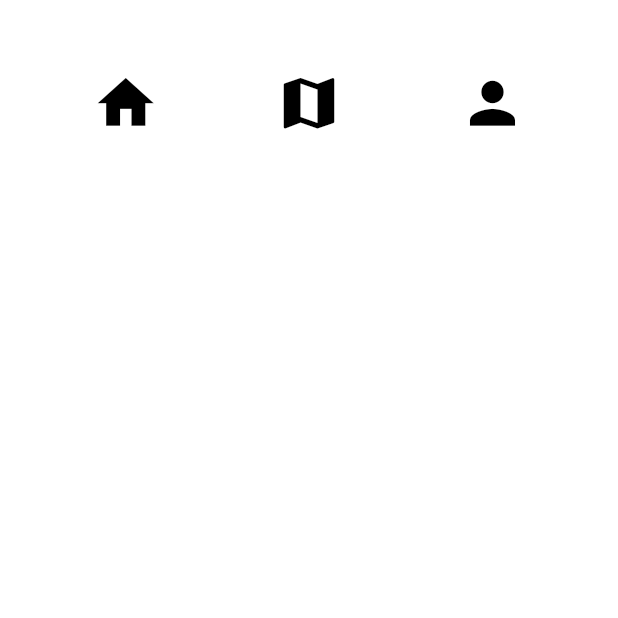
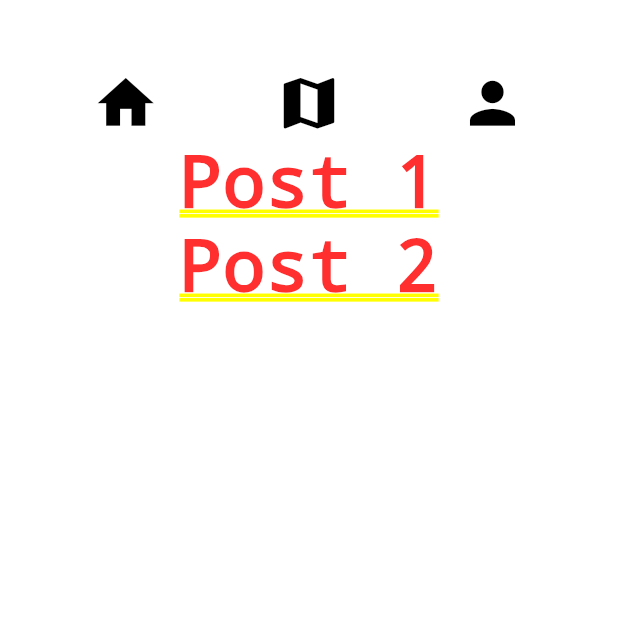
Before and after one commit to Luca-Lucidera/flutter_tutorial, a Flutter app: the screen it shows after launch, on a phone screen of 412 x 824 dp, the top half of it. Run offline on Flutter 3.47's test engine with Material 2 defaults, Android fonts, the phone set to English and light mode, and no system bars.

Commit message:
modificata home page

```diff
--- a/lib/main.dart
+++ b/lib/main.dart
@@ -43,65 +43,37 @@ class _HomePageState extends State<HomePage> {
   Widget build(BuildContext context) {
     return Container(
       color: Colors.white,
-      child: Row(
-        crossAxisAlignment: CrossAxisAlignment.start,
-        mainAxisAlignment: MainAxisAlignment.spaceEvenly,
+      child: Column(
+        mainAxisAlignment: MainAxisAlignment.start,
         children: [
-          //Home button / icons
-          Container(
-            padding: const EdgeInsets.only(top: 45),
-            child: ElevatedButton(
-              onPressed: () {},
-              child: const Icon(
-                Icons.home,
-                color: Colors.black,
-                size: 45.0,
-              ),
-              style: ElevatedButton.styleFrom(
-                primary: Colors.transparent,
-                onPrimary: Colors.transparent,
-                shadowColor: Colors.transparent,
-              ),
-            ),
-          ),
-          //Mappa
-          Container(
-            padding: const EdgeInsets.only(top: 45),
-            child: ElevatedButton(
-              onPressed: () {},
-              child: const Icon(
-                Icons.map,
-                size: 45.0,
-                color: Colors.black,
-              ),
-              style: ElevatedButton.styleFrom(
-                primary: Colors.transparent,
-                onPrimary: Colors.transparent,
-                shadowColor: Colors.transparent,
-              ),
-            ),
-          ),
-          //User
-          Container(
-            padding: const EdgeInsets.only(top: 45),
-            child: ElevatedButton(
-              onPressed: () {
-                Navigator.push(context,
-                    MaterialPageRoute(builder: (context) => const LoginPage()));
-              },
-              child: const Icon(
-                Icons.person,
-                size: 45.0,
-                color: Colors.black,
-              ),
-              style: ElevatedButton.styleFrom(
-                primary: Colors.transparent,
-                onPrimary: Colors.transparent,
-                shadowColor: Colors.transparent,
-              ),
-            ),
+          navBar(context),
+          Column(
+            children: [
+              Text("Post 1"),
+              Text("Post 2"),
+            ],
           ),
         ],
+      ),
+    );
+  }
+}
+
+class UserProfile extends StatefulWidget {
+  const UserProfile({Key? key}) : super(key: key);
+
+  @override
+  State<UserProfile> createState() => _UserProfileState();
+}
+
+class _UserProfileState extends State<UserProfile> {
+  final imgProfile = takeImg();
+  @override
+  Widget build(BuildContext context) {
+    return Container(
+      color: Colors.white,
+      child: Column(
+        children: [navBar(context), Image.network()],
       ),
     );
   }
@@ -170,6 +142,7 @@ class LoginPage extends StatelessWidget {
                   child: const Text("LOGIN!"),
                   onPressed: () {
                     checkCredential().then((response) => {
+                          log(response.body.toString()),
                           if (response.statusCode == 200)
                             {
                               Navigator.push(
@@ -191,25 +164,9 @@ class LoginPage extends StatelessWidget {
   }
 }
 
-class UserProfile extends StatelessWidget {
-  const UserProfile({Key? key}) : super(key: key);
-
-  @override
-  Widget build(BuildContext context) {
-    return Container(
-      color: Colors.green.shade300,
-      child: Row(
-        crossAxisAlignment: CrossAxisAlignment.start,
-        mainAxisAlignment: MainAxisAlignment.spaceEvenly,
-        children: [navBar(context)],
-      ),
-    );
-  }
-}
-
 //funzioni da utilizzare nelle pagine
 Future<http.Response> checkCredential() async {
-  String host = "http://192.168.1.95:8080/login";
+  String host = "http://192.168.1.201:8080/login";
   var client = http.Client();
   log(emailController.text + " " + passowrdController.text);
   return client.post(
@@ -224,10 +181,11 @@ Future<http.Response> checkCredential() async {
   );
 }
 
-Widget navBar(context) {
+Row navBar(context) {
   return Row(
-    //Home button / icons
+    mainAxisAlignment: MainAxisAlignment.spaceEvenly,
     children: [
+      //Home
       Container(
         padding: const EdgeInsets.only(top: 45),
         child: ElevatedButton(
@@ -285,6 +243,20 @@ Widget navBar(context) {
   );
 }
 
+Future<http.Response> takeImg() async {
+  String host = "http://192.168.1.201:8080/user";
+  var client = http.Client();
+  log(emailController.text + " " + passowrdController.text);
+  return await client.get(
+    Uri.parse(host),
+    headers: <String, String>{
+      'Content-Type': 'application/json; charset=UTF-8',
+      'Authorization':
+          "Bearer eyJhbGciOiJIUzI1NiIsInR5cCI6IkpXVCJ9.eyJJRCI6ImMzNjEyZGM1LWFkNTQtMTFlYy1hMjhkLWUwZDU1ZWU0NzJhNyIsImlhdCI6MTY0ODM0MTA1OCwiZXhwIjoxNjQ4MzQ4MjU4fQ.bM3LPNF0ZzcRjp0SO_zHZQWLdw_1XgQ8kXhES9xcLGk"
+    },
+  );
+}
+
 void lezioniFinoAlla12() {
 //Container è come se fosse un div
   Container(
```
